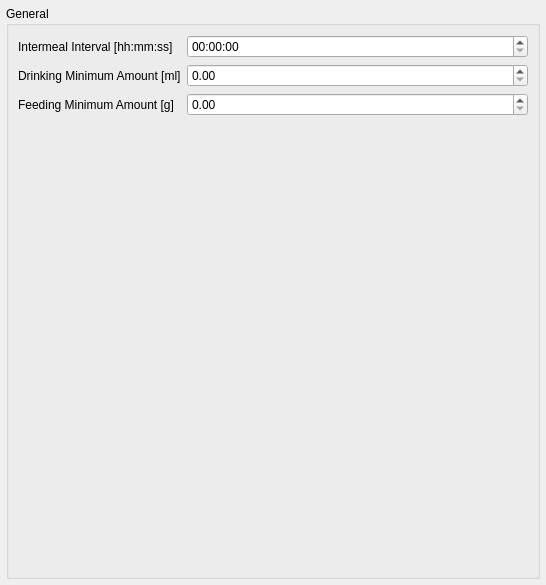
The window that tse_analytics/modules/phenomaster/meal_details/views/meal_details_settings_widget.ui (TSE-Systems/tse-analytics) describes before a commit, drawn with Qt 5.
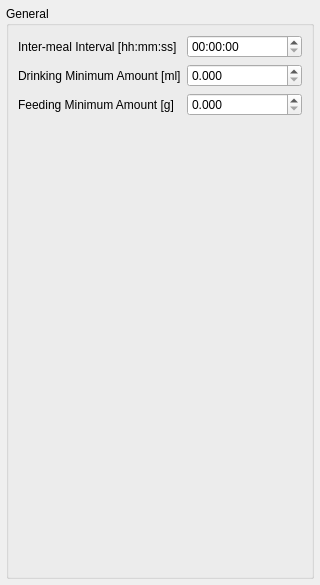
The same window after the commit.

Commit message: WIP: meal episodes calculation.

```diff
--- a/tse_analytics/modules/phenomaster/meal_details/views/meal_details_settings_widget.ui
+++ b/tse_analytics/modules/phenomaster/meal_details/views/meal_details_settings_widget.ui
@@ -6,7 +6,7 @@
    <rect>
     <x>0</x>
     <y>0</y>
-    <width>546</width>
+    <width>320</width>
     <height>585</height>
    </rect>
   </property>
@@ -42,7 +42,7 @@
        <rect>
         <x>0</x>
         <y>0</y>
-        <width>538</width>
+        <width>312</width>
         <height>577</height>
        </rect>
       </property>
@@ -71,7 +71,7 @@
           <item row="0" column="0">
            <widget class="QLabel" name="intermealIntervalLabel">
             <property name="text">
-             <string>Intermeal Interval [hh:mm:ss]</string>
+             <string>Inter-meal Interval [hh:mm:ss]</string>
             </property>
            </widget>
           </item>
@@ -90,7 +90,14 @@
            </widget>
           </item>
           <item row="1" column="1">
-           <widget class="QDoubleSpinBox" name="drinkingMinimumAmountDoubleSpinBox"/>
+           <widget class="QDoubleSpinBox" name="drinkingMinimumAmountDoubleSpinBox">
+            <property name="decimals">
+             <number>3</number>
+            </property>
+            <property name="singleStep">
+             <double>0.001000000000000</double>
+            </property>
+           </widget>
           </item>
           <item row="2" column="0">
            <widget class="QLabel" name="feedingMinimumAmountLabel">
@@ -100,7 +107,14 @@
            </widget>
           </item>
           <item row="2" column="1">
-           <widget class="QDoubleSpinBox" name="feedingMinimumAmountDoubleSpinBox"/>
+           <widget class="QDoubleSpinBox" name="feedingMinimumAmountDoubleSpinBox">
+            <property name="decimals">
+             <number>3</number>
+            </property>
+            <property name="singleStep">
+             <double>0.001000000000000</double>
+            </property>
+           </widget>
           </item>
          </layout>
         </widget>
```
The commit also changes 13 other files.
